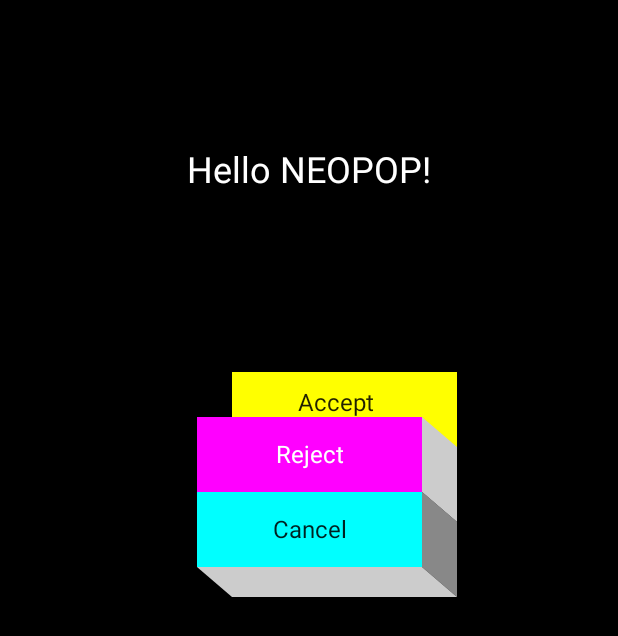
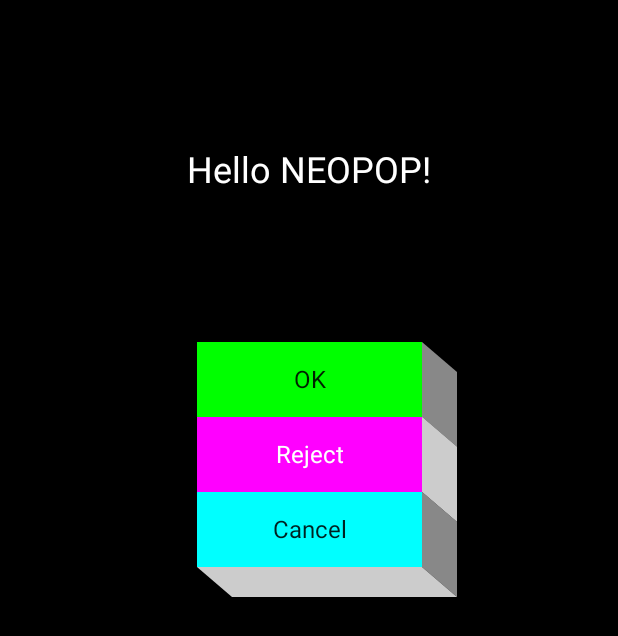
Before and after one commit to Marchuck/NeoPOP-Compose, an Android app built with Jetpack Compose: the screen it shows after launch (MainActivity), after a tap on "Accept", on a phone screen of 412 x 824 dp. Shown: the top 636 px of the screen. Run offline under Robolectric (Android 15) with nearby library versions, the phone set to English and light mode, and no system bars.

```diff
--- a/app/src/main/java/pl/lukaszmarczak/neopop/compose/MainActivity.kt
+++ b/app/src/main/java/pl/lukaszmarczak/neopop/compose/MainActivity.kt
@@ -5,6 +5,7 @@ package pl.lukaszmarczak.neopop.compose
 import android.os.Bundle
 import androidx.activity.ComponentActivity
 import androidx.activity.compose.setContent
+import androidx.compose.animation.animateColorAsState
 import androidx.compose.foundation.layout.Column
 import androidx.compose.foundation.layout.ColumnScope
 import androidx.compose.foundation.layout.Spacer
@@ -15,6 +16,8 @@ import androidx.compose.foundation.layout.size
 import androidx.compose.material.Surface
 import androidx.compose.material.Text
 import androidx.compose.runtime.Composable
+import androidx.compose.runtime.mutableStateOf
+import androidx.compose.runtime.remember
 import androidx.compose.ui.Alignment
 import androidx.compose.ui.Modifier
 import androidx.compose.ui.graphics.Color
@@ -43,12 +46,30 @@ class MainActivity : ComponentActivity() {
                     ) {
                         Greeting("NEOPOP")
                         Spacer(Modifier.size(100.dp))
+
+                        val buttonText = remember { mutableStateOf("Accept") }
+                        val buttonColor = animateColorAsState(
+                            targetValue = if (buttonText.value == "Accept") {
+                                Color.Yellow
+                            } else {
+                                Color.Green
+                            }
+                        )
+
                         NeoPopButton(
-                            buttonColor = Color.Yellow,
+                            buttonColor = buttonColor.value,
                             edgesColors = Color.Gray to Color.LightGray,
                             modifier = Modifier.size(150.dp, 50.dp),
+                            onReachedGround = {
+                                val oldValue = buttonText.value
+                                buttonText.value = if (oldValue == "OK") {
+                                    "Accept"
+                                } else {
+                                    "OK"
+                                }
+                            },
                             buttonContent = {
-                                Text(text = "Accept", textAlign = TextAlign.Center)
+                                Text(text = buttonText.value, textAlign = TextAlign.Center)
                             }
                         )
                         NeoPopButton(
@@ -71,7 +92,6 @@ class MainActivity : ComponentActivity() {
                                 Text(text = "Cancel", textAlign = TextAlign.Center)
                             }
                         )
-
                     }
                 }
             }
--- a/app/src/main/java/pl/lukaszmarczak/neopop/compose/ui/theme/NeoPopButton.kt
+++ b/app/src/main/java/pl/lukaszmarczak/neopop/compose/ui/theme/NeoPopButton.kt
@@ -14,6 +14,7 @@ import androidx.compose.runtime.Composable
 import androidx.compose.runtime.getValue
 import androidx.compose.runtime.mutableStateOf
 import androidx.compose.runtime.remember
+import androidx.compose.runtime.rememberCoroutineScope
 import androidx.compose.ui.Alignment
 import androidx.compose.ui.Modifier
 import androidx.compose.ui.draw.DrawModifier
@@ -22,21 +23,28 @@ import androidx.compose.ui.graphics.Color
 import androidx.compose.ui.graphics.Path
 import androidx.compose.ui.graphics.drawscope.ContentDrawScope
 import androidx.compose.ui.unit.dp
+import kotlinx.coroutines.delay
+import kotlinx.coroutines.launch
 
 @Composable
 fun NeoPopButton(
     buttonColor: Color,
     edgesColors: Pair<Color, Color>,
     modifier: Modifier = Modifier,
+    onReachedGround: () -> Unit = {},
     buttonContent: @Composable BoxScope.() -> Unit
 ) {
-    val depthSize = Size(35f, 30f)
+    val scope = rememberCoroutineScope()
+    val interactionSource = remember { MutableInteractionSource() }
     val state = remember { mutableStateOf(false) }
+
+    val clickAnimationDuration = 600
     val pressingProgress: Float by animateFloatAsState(
         targetValue = if (state.value) 1f else 0f,
-        animationSpec = tween()
+        animationSpec = tween(durationMillis = clickAnimationDuration / 2)
     )
-    val interactionSource = remember { MutableInteractionSource() }
+
+    val depthSize = Size(35f, 30f)
     Box(
         modifier = modifier
             .background(Color.Transparent)
@@ -46,7 +54,13 @@ fun NeoPopButton(
                 interactionSource = interactionSource,
                 indication = null,
                 onClick = {
-                    state.value = state.value.not()
+                    scope.launch {
+                        val oldValue = state.value
+                        state.value = oldValue.not()
+                        delay(clickAnimationDuration / 2L)
+                        onReachedGround.invoke()
+                        state.value = oldValue
+                    }
                 }
             ),
         contentAlignment = Alignment.Center
```
